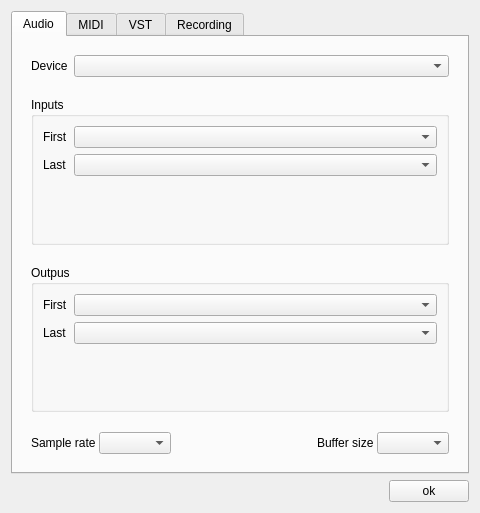
elieserdejesus/JamTaba, file src/gui/PreferencesDialog.ui: the form before one commit.
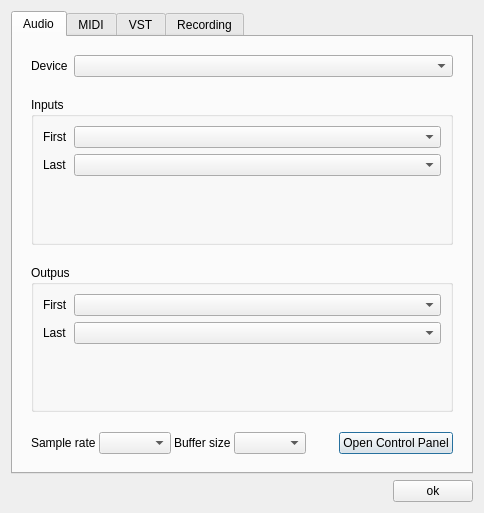
The form after the commit. The open tabs and pages were chosen to show the change.

Commit message: adding a button to open ASIO control panel #181

What changed in the file:
```diff
--- a/src/gui/PreferencesDialog.ui
+++ b/src/gui/PreferencesDialog.ui
@@ -175,22 +175,6 @@
               </property>
              </spacer>
             </item>
-            <item>
-             <spacer name="horizontalSpacer_3">
-              <property name="orientation">
-               <enum>Qt::Horizontal</enum>
-              </property>
-              <property name="sizeType">
-               <enum>QSizePolicy::Fixed</enum>
-              </property>
-              <property name="sizeHint" stdset="0">
-               <size>
-                <width>30</width>
-                <height>20</height>
-               </size>
-              </property>
-             </spacer>
-            </item>
             <item>
              <widget class="QLabel" name="bufferSizeLabel">
               <property name="sizePolicy">
@@ -207,6 +191,29 @@
             <item>
              <widget class="QComboBox" name="comboBufferSize"/>
             </item>
+            <item>
+             <spacer name="horizontalSpacer_3">
+              <property name="orientation">
+               <enum>Qt::Horizontal</enum>
+              </property>
+              <property name="sizeType">
+               <enum>QSizePolicy::Fixed</enum>
+              </property>
+              <property name="sizeHint" stdset="0">
+               <size>
+                <width>30</width>
+                <height>20</height>
+               </size>
+              </property>
+             </spacer>
+            </item>
+            <item>
+             <widget class="QPushButton" name="buttonControlPanel">
+              <property name="text">
+               <string>Open Control Panel</string>
+              </property>
+             </widget>
+            </item>
            </layout>
           </item>
          </layout>
```
Left out of the diff: 2 changed lines with no effect on the pictures. The commit also changes 6 other files.
